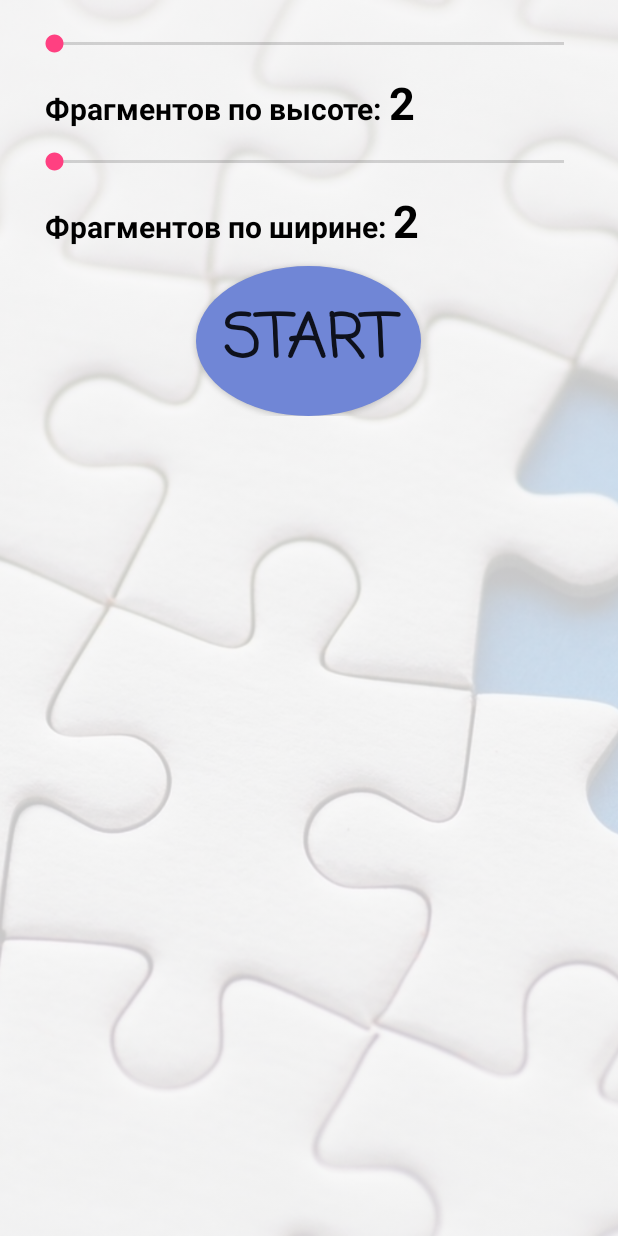
After one commit to WorldDevelop/UniversalPuzzle, an Android app: the SelectParamsPuzzleActivity screen opened directly, with no data from a screen before it, on a phone screen of 412 x 824 dp. The commit adds this screen. Run offline under Robolectric (Android 15) with nearby library versions, the phone set to English and light mode, and no system bars.

Commit message:
add select params puzzle activity

```diff
--- a/app/src/main/AndroidManifest.xml
+++ b/app/src/main/AndroidManifest.xml
@@ -16,7 +16,8 @@
             </intent-filter>
         </activity>
         <activity android:name=".activities.GameActivity" />
-        <activity android:name=".SelectImageActivity"></activity>
+        <activity android:name=".SelectImageActivity" />
+        <activity android:name=".SelectParamsPuzzleActivity"></activity>
     </application>
 
 </manifest>
--- /dev/null
+++ b/app/src/main/java/pro/world_develop/universalpuzzle/SelectParamsPuzzleActivity.java
@@ -0,0 +1,75 @@
+package pro.world_develop.universalpuzzle;
+
+import android.app.Activity;
+import android.content.Intent;
+import android.graphics.Bitmap;
+import android.graphics.drawable.Drawable;
+import android.os.Bundle;
+import android.view.View;
+import android.widget.ImageView;
+import android.widget.SeekBar;
+import android.widget.TextView;
+
+import pro.world_develop.universalpuzzle.activities.GameActivity;
+
+public class SelectParamsPuzzleActivity extends Activity {
+    private static Bitmap image;
+
+    TextView fragmentsOnHeight;
+    TextView fragmentsOnWidth;
+    SeekBar seekBarOnHeight;
+    SeekBar seekBarOnWidth;
+
+    public class CountFragmentsOnSeekBarChangeListener implements SeekBar.OnSeekBarChangeListener {
+        private TextView textView;
+
+        public CountFragmentsOnSeekBarChangeListener(TextView textView) {
+            this.textView = textView;
+        }
+
+        @Override
+        public void onProgressChanged(SeekBar seekBar, int i, boolean b) {
+            textView.setText(String.valueOf(seekBar.getProgress() + 2));
+        }
+
+        @Override
+        public void onStartTrackingTouch(SeekBar seekBar) {
+
+        }
+
+        @Override
+        public void onStopTrackingTouch(SeekBar seekBar) {
+        }
+    }
+
+
+    @Override
+    protected void onCreate(Bundle savedInstanceState) {
+        super.onCreate(savedInstanceState);
+        setContentView(R.layout.activity_select_params_puzzle);
+        if (image != null) ((ImageView) findViewById(R.id.selectImage)).setImageBitmap(image);
+        fragmentsOnWidth = (TextView) findViewById(R.id.fragmentsOnWidth);
+        fragmentsOnHeight = (TextView) findViewById(R.id.fragmentsOnHeight);
+        seekBarOnWidth = (SeekBar) findViewById(R.id.seekBarOnWidth);
+        seekBarOnHeight = (SeekBar) findViewById(R.id.seekBarOnHeight);
+
+        seekBarOnHeight.setOnSeekBarChangeListener(
+                new CountFragmentsOnSeekBarChangeListener(fragmentsOnHeight)
+        );
+        seekBarOnWidth.setOnSeekBarChangeListener(
+                new CountFragmentsOnSeekBarChangeListener(fragmentsOnWidth)
+        );
+    }
+
+    public static void setImage(Bitmap image) {
+        SelectParamsPuzzleActivity.image = image;
+    }
+
+    public void openGameActivity(View view) {
+        GameActivity.setCountFragmentOnHeight(Integer.parseInt(fragmentsOnHeight.getText().toString()));
+        GameActivity.setCountFragmentOnWidth(Integer.parseInt(fragmentsOnWidth.getText().toString()));
+        GameActivity.setImage(image);
+        Intent intent = new Intent(SelectParamsPuzzleActivity.this, GameActivity.class);
+        startActivity(intent);
+    }
+}
--- /dev/null
+++ b/app/src/main/res/layout/activity_select_params_puzzle.xml
@@ -0,0 +1,104 @@
+<?xml version="1.0" encoding="utf-8"?>
+<RelativeLayout xmlns:android="http://schemas.android.com/apk/res/android"
+    xmlns:tools="http://schemas.android.com/tools"
+    android:layout_width="match_parent"
+    android:layout_height="match_parent"
+    tools:context="pro.world_develop.universalpuzzle.SelectParamsPuzzleActivity">
+
+    <ImageView
+        android:layout_width="match_parent"
+        android:layout_height="match_parent"
+        android:src="@drawable/main_background"
+        android:scaleType="centerCrop"
+        android:alpha="0.2"/>
+
+    <ScrollView
+        android:layout_width="match_parent"
+        android:layout_height="wrap_content"
+        android:id="@+id/scrollView" >
+
+        <LinearLayout
+            android:orientation="vertical"
+            android:layout_width="match_parent"
+            android:layout_height="wrap_content"
+            android:paddingTop="20dp"
+            android:paddingBottom="20dp"
+            android:paddingLeft="20dp"
+            android:paddingRight="20dp"
+            android:scrollIndicators="none">
+
+            <ImageView android:id="@+id/selectImage"
+                android:layout_width="wrap_content"
+                android:layout_height="wrap_content" />
+
+            <SeekBar
+                android:layout_width="match_parent"
+                android:layout_height="wrap_content"
+                android:id="@+id/seekBarOnHeight"
+                android:max="4"/>
+            <LinearLayout android:layout_height="wrap_content"
+                android:layout_width="match_parent"
+                android:padding="10dp">
+
+                <TextView
+                    android:layout_width="wrap_content"
+                    android:layout_height="wrap_content"
+                    android:text="Фрагментов по высоте: "
+                    android:textStyle="bold"
+                    android:textSize="20dp"
+                    android:textColor="@android:color/black"/>
+
+                <TextView
+                    android:id="@+id/fragmentsOnHeight"
+                    android:layout_width="wrap_content"
+                    android:layout_height="wrap_content"
+                    android:text="2"
+                    android:textStyle="bold"
+                    android:textSize="30dp"
+                    android:textColor="@android:color/black"/>
+            </LinearLayout>
+
+            <SeekBar
+                android:layout_width="match_parent"
+                android:layout_height="wrap_content"
+                android:id="@+id/seekBarOnWidth"
+                android:max="4" />
+            <LinearLayout android:layout_height="wrap_content"
+                android:layout_width="match_parent"
+                android:padding="10dp">
+
+                <TextView
+                    android:layout_width="wrap_content"
+                    android:layout_height="wrap_content"
+                    android:text="Фрагментов по ширине: "
+                    android:textStyle="bold"
+                    android:textSize="20dp"
+                    android:textColor="@android:color/black"/>
+
+                <TextView
+                    android:id="@+id/fragmentsOnWidth"
+                    android:layout_width="wrap_content"
+                    android:layout_height="wrap_content"
+                    android:text="2"
+                    android:textStyle="bold"
+                    android:textSize="30dp"
+                    android:textColor="@android:color/black"/>
+
+            </LinearLayout>
+
+            <Button
+                android:layout_width="150dp"
+                android:layout_height="100dp"
+                android:text="START"
+                android:onClick="openGameActivity"
+                android:layout_centerInParent="true"
+                android:textStyle="bold"
+                android:textSize="40dp"
+                android:fontFamily="casual"
+                android:background="@drawable/round_btn"
+                android:layout_gravity="center_horizontal" />
+
+        </LinearLayout>
+    </ScrollView>
+
+</RelativeLayout>
```
Also changed, not shown: app/src/main/java/pro/world_develop/universalpuzzle/activities/GameActivity.java (+7 -1 lines), app/src/main/java/pro/world_develop/universalpuzzle/activities/MainActivity.java (+0 -39 lines), app/src/main/res/layout/activity_main.xml (+0 -64 lines).
